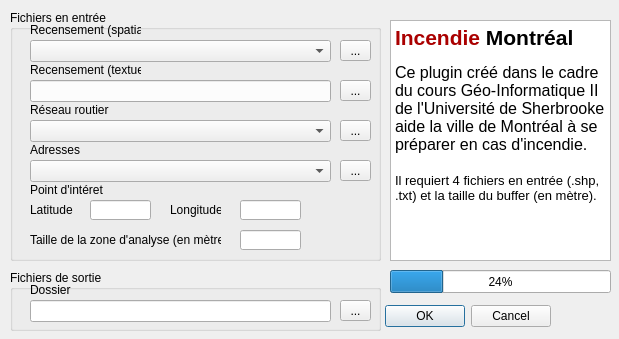
This is incendiemontreal/IncendieMontreal_dialog_base.ui in ecauviercharest/IncendieMontreal as Qt 5 draws it before an edit. The edited form follows.
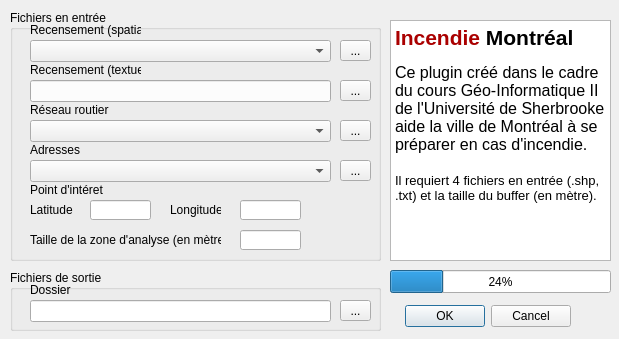
This is the edited form.

Commit message: tooButton_sortie fonctionnel

Diff of the .ui file:
```diff
--- a/incendiemontreal/IncendieMontreal_dialog_base.ui
+++ b/incendiemontreal/IncendieMontreal_dialog_base.ui
@@ -16,9 +16,9 @@
   <widget class="QDialogButtonBox" name="button_box_OK_ANNUL">
    <property name="geometry">
     <rect>
-     <x>210</x>
+     <x>400</x>
      <y>300</y>
-     <width>341</width>
+     <width>171</width>
      <height>32</height>
     </rect>
    </property>
```
